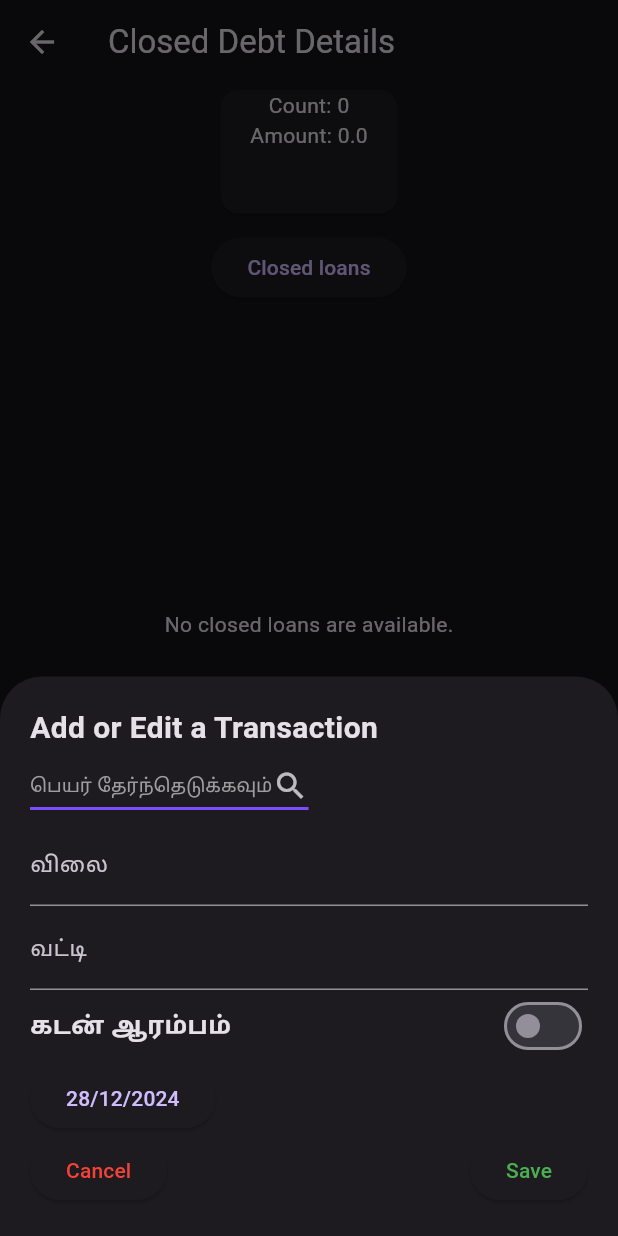
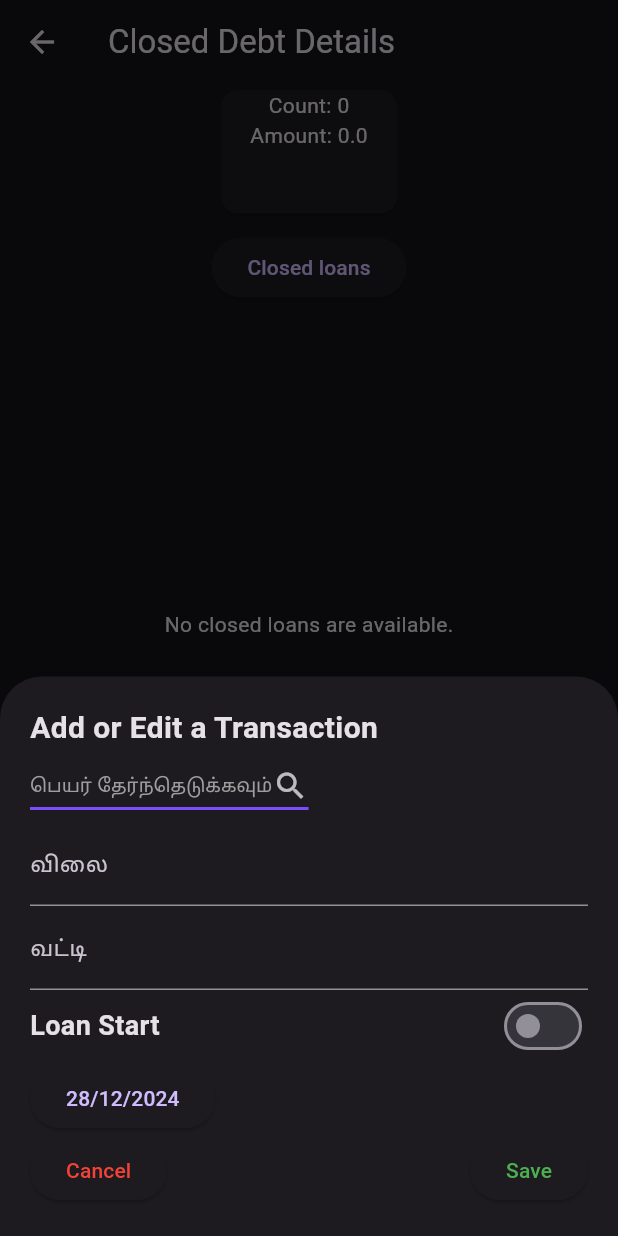
Before and after one commit to somanaga96/athikarai_emi, a Flutter app: the DebtDetailPage screen opened directly, after a tap on "Open loans", after a tap on the "add" icon, on a phone screen of 412 x 824 dp. Run offline on Flutter 3.47's test engine with Material 3 defaults, Android fonts, the phone set to English and light mode, and no system bars; our stand-ins replace cloud_firestore, firebase_core; accounts and stored records are empty.

Commit message:
Loan status updated but still need to click twice. need some logic to implement

```diff
--- a/lib/components/page/home/user_debt/debt_crud.dart
+++ b/lib/components/page/home/user_debt/debt_crud.dart
@@ -15,8 +15,11 @@ class DebtCrud extends ChangeNotifier {
       FirebaseFirestore.instance.collection('debt');
   FirebaseFirestore db = FirebaseFirestore.instance;
 
-  final List<String> _tenureTypes = ["கடன் ஆரம்பம்", "கடன் முடிவு"];
-  String _tenureType = "கடன் ஆரம்பம்";
+  final List<String> _tenureTypes = [
+    "கடன் ஆரம்பம்",
+    "கடன் முடிவு",
+  ];
+  String _tenureType = "Loan Start";
 
   Future<List<String>> fetchDropdownItems() async {
     try {
@@ -38,19 +41,17 @@ class DebtCrud extends ChangeNotifier {
   }) async {
     String dropdownValue = 'தேர்ந்தெடுக்கவும்';
     List<String> dropdownItems = ['தேர்ந்தெடுக்கவும்'];
-    bool _switchValue = false; // Default value for switch
-    bool isLoading = true; // For showing loading indicator
+    bool isLoading = true;
+    bool _switchValue = false;
 
-    // Fetch existing data if editing
     if (existingDocId != null) {
       DocumentSnapshot existingDoc = await debt.doc(existingDocId).get();
       amountController.text = existingDoc['amount'].toString();
+      interestRateController.text = existingDoc['interestRate'].toString();
       dateTime = (existingDoc['date'] as Timestamp).toDate();
-
-      // Ensure correct mapping of tenure type and switch value
-      _tenureType = existingDoc['status'] ? _tenureTypes[0] : _tenureTypes[1];
+      _switchValue = existingDoc['status'];
+      _tenureType = _switchValue ? _tenureTypes[0] : _tenureTypes[1];
       dropdownValue = existingDoc['name'];
-      _switchValue = existingDoc['status']; // Map status to switch value
     }
 
     await showModalBottomSheet<void>(
@@ -84,9 +85,7 @@ class DebtCrud extends ChangeNotifier {
                     style: TextStyle(fontSize: 20, fontWeight: FontWeight.bold),
                   ),
                   isLoading
-                      ? const Center(
-                          child: CircularProgressIndicator(),
-                        )
+                      ? const Center(child: CircularProgressIndicator())
                       : DropdownButton<String>(
                           value: dropdownItems.contains(dropdownValue)
                               ? dropdownValue
@@ -114,35 +113,39 @@ class DebtCrud extends ChangeNotifier {
                                 style: TextStyle(color: Colors.grey),
                               ),
                             ),
-                            ...dropdownItems
-                                .map<DropdownMenuItem<String>>((String value) {
-                              return DropdownMenuItem<String>(
-                                value: value,
-                                child: Text(value),
-                              );
-                            }),
+                            ...dropdownItems.map<DropdownMenuItem<String>>(
+                              (String value) {
+                                return DropdownMenuItem<String>(
+                                  value: value,
+                                  child: Text(value),
+                                );
+                              },
+                            ),
                           ],
                         ),
                   TextField(
                     controller: amountController,
                     keyboardType: const TextInputType.numberWithOptions(),
                     decoration: const InputDecoration(
-                        labelText: 'விலை', hintText: 'பொருளின் விலை'),
+                      labelText: 'விலை',
+                      hintText: 'பொருளின் விலை',
+                    ),
                   ),
                   TextField(
                     controller: interestRateController,
                     keyboardType: const TextInputType.numberWithOptions(),
                     decoration: const InputDecoration(
-                        labelText: 'வட்டி', hintText: 'வட்டி'),
+                      labelText: 'வட்டி',
+                      hintText: 'வட்டி',
+                    ),
                   ),
                   PeriodInput(
                     tenureType: _tenureType,
                     switchValue: _switchValue,
                     onSwitchChanged: (value) {
                       modalSetState(() {
-                        // Update tenure type based on switch state
+                        _switchValue = value;
                         _tenureType = value ? _tenureTypes[1] : _tenureTypes[0];
-                        _switchValue = value;
                       });
                     },
                   ),
@@ -173,7 +176,7 @@ class DebtCrud extends ChangeNotifier {
                       ElevatedButton(
                         onPressed: () async {
                           if (amountController.text.trim().isEmpty ||
-                              dropdownValue == 'பெயர் தேர்ந்தெடுக்கவும்') {
+                              dropdownValue == 'தேர்ந்தெடுக்கவும்') {
                             ScaffoldMessenger.of(context).showSnackBar(
                               const SnackBar(
                                 content: Text('Please fill all fields!'),
@@ -191,6 +194,7 @@ class DebtCrud extends ChangeNotifier {
                             );
                             return;
                           }
+
                           final double? rate =
                               double.tryParse(interestRateController.text);
                           if (rate == null || rate < 0) {
@@ -203,7 +207,6 @@ class DebtCrud extends ChangeNotifier {
                             return;
                           }
 
-                          // If editing, update existing document
                           if (existingDocId == null) {
                             await debt.add({
                               'name': dropdownValue,
@@ -226,7 +229,6 @@ class DebtCrud extends ChangeNotifier {
                           dateTime = DateTime.now();
                           Navigator.pop(ctx);
 
-                          // Refresh global data
                           Provider.of<Global>(context, listen: false)
                               .fetchDebtList();
                           Provider.of<Global>(context, listen: false)
```
